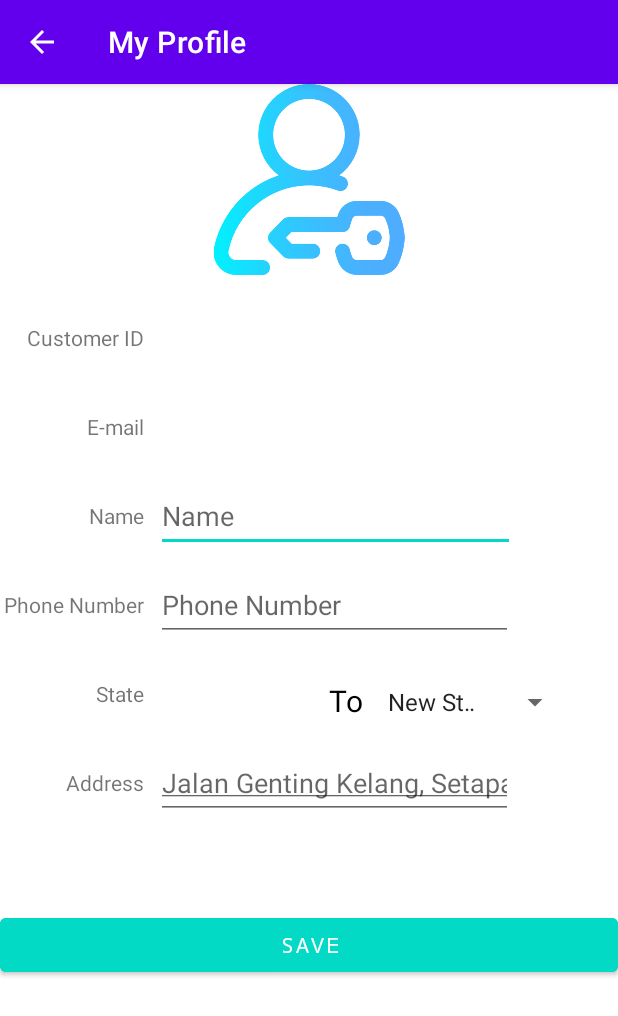
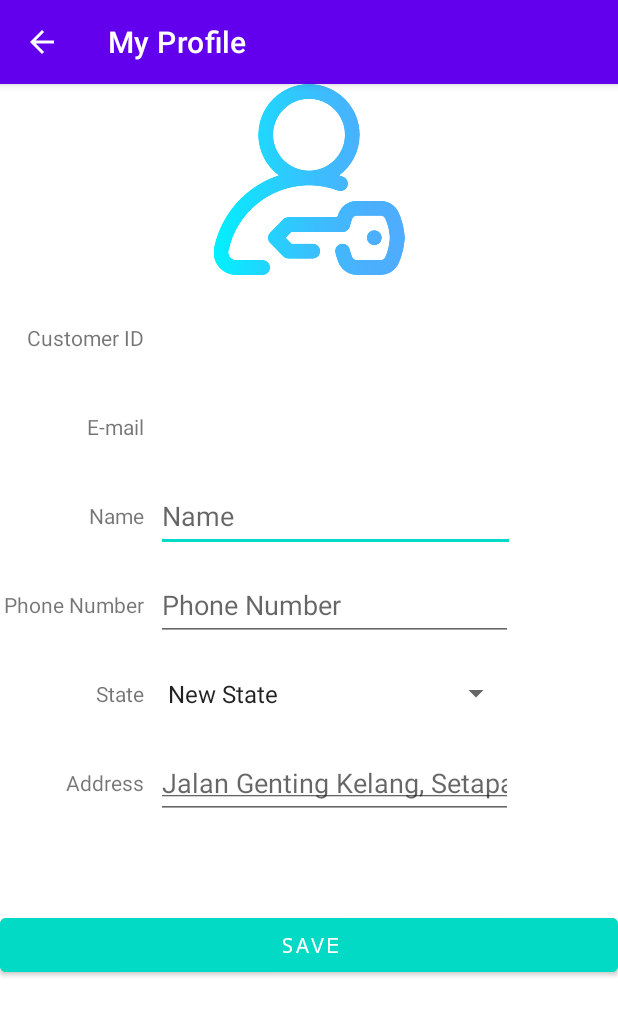
Before and after one commit to neokwey/MAD_Assignment, an Android app: the ProfileActivity screen opened directly, with no data from a screen before it, after a tap on an icon or button, on a phone screen of 412 x 824 dp. Shown: the top 1016 px of the screen. Run offline under Robolectric (Android 15) with nearby library versions, the phone set to English and light mode, and no system bars; our stand-ins replace Firebase (no records; nobody signed in at launch, a user with empty details on screens opened directly), Picasso; pictures from the network do not load; Roboto replaces fonts that are not available here.

Commit message:
done state spinner

```diff
--- a/app/src/main/java/my/edu/tarc/mad_assignment/DashBoardActivity.kt
+++ b/app/src/main/java/my/edu/tarc/mad_assignment/DashBoardActivity.kt
@@ -69,7 +69,7 @@ class DashBoardActivity : AppCompatActivity() {
             startActivity(intent)
         }
         binding.imgPayment.setOnClickListener{
-            val intent = Intent(this, PaymentActivity::class.java)
+            val intent = Intent(this, PaymentMenu::class.java)
             startActivity(intent)
         }
         binding.imgmyProfile.setOnClickListener{
--- a/app/src/main/java/my/edu/tarc/mad_assignment/ProfileActivity.kt
+++ b/app/src/main/java/my/edu/tarc/mad_assignment/ProfileActivity.kt
@@ -16,7 +16,9 @@ import android.provider.Settings
 import android.util.Log
 import android.view.View
 import android.view.Window
+import android.widget.ArrayAdapter
 import android.widget.LinearLayout
+import android.widget.Spinner
 import android.widget.Toast
 import androidx.activity.result.ActivityResultLauncher
 import androidx.activity.result.contract.ActivityResultContracts
@@ -46,11 +48,12 @@ class ProfileActivity : AppCompatActivity() {
     var uri1: Uri? = null
     lateinit var file: File
     var uID: String = ""
-    private lateinit var dowlImg_profile: String
+    private var dowlImg_profile: String? = null
     private lateinit var requestStoragePermissionLauncher: ActivityResultLauncher<String>
     private lateinit var galleryLauncher: ActivityResultLauncher<Intent>
     private val IMAGE_CAPTURE = 100
     private lateinit var  imageUri : Uri
+
 
     override fun onCreate(savedInstanceState: Bundle?) {
         super.onCreate(savedInstanceState)
@@ -81,10 +84,10 @@ class ProfileActivity : AppCompatActivity() {
                     binding.txtEmail1.setText(user!!.getEmail())
                     binding.txtPhone1.setText(user!!.getPhone())
                     binding.txtState1.setText(user!!.getState())
+                    //var existState = user!!.getState().toString().uppercase()
                     binding.txtName1.setText(user!!.getname())
                     binding.txtAddress1.setText(user!!.getAddress())
                     Picasso.get().load(user.getProfile()).into(binding.imageProfile2)
-
 
 
 
@@ -100,22 +103,31 @@ class ProfileActivity : AppCompatActivity() {
         })
 
         binding.txtState1.setOnClickListener{
-            binding.spinnerState1.isVisible = true
-            binding.tvTo.isVisible = true
+            binding.spinnerState1.visibility = View.VISIBLE
+            binding.tvTo.isVisible = false
+            binding.txtState1.visibility = View.GONE
 
         }
+
+        //stateOption = binding.spinnerEditState as Spinner
+
+       // var spinPosition = stateOption.
+
+       // val options = arrayOf("KEDAH","JOHOR","KELANTAN","MALACCA","PAHANG","PERAK","PERLIS","SABAH","SARAWAK","SELANGOR","PENANG","TERENGGANU","NEGERI SEMBILAN")
+//        val myAdap = stateOption.getAdapter()
+
+
 
         binding.btnSave.setOnClickListener{
             val name = binding.txtName1.text.toString()
             val phone = binding.txtPhone1.text.toString()
-            val state = binding.txtState1.text.toString()
+            //val state = binding.txtState1.text.toString()
             val state2 = binding.txtState1.text.toString().uppercase()
             val address = binding.txtAddress1.text.toString()
             val state1 = binding.spinnerState1.getSelectedItem().toString()
-            var stateArray = arrayOf("KEDAH","JOHOR","KELANTAN","MALACCA","PAHANG","PERAK","PERLIS","SABAH","SARAWAK","SELANGOR","PENANG","TERENGGANU","NEGERI SEMBILAN")
+            //val state :String = binding.spinnerEditState.getSelectedItem().toString()
 
-
-            if(name==""&&phone==""&&state==""&&address=="")
+            if(name==""&&phone==""&&address=="")
             {
                 Toast.makeText(this@ProfileActivity, "Please fill in the detail", Toast.LENGTH_LONG).show()
             }
@@ -127,9 +139,9 @@ class ProfileActivity : AppCompatActivity() {
             {
                 Toast.makeText(this@ProfileActivity, "Please insert phone number.", Toast.LENGTH_LONG).show()
             }
-            else if(state=="")
+            else if(state1=="New State")
             {
-                Toast.makeText(this@ProfileActivity, "Please insert state.", Toast.LENGTH_LONG).show()
+                Toast.makeText(this@ProfileActivity, "Please select state.", Toast.LENGTH_LONG).show()
             }
             else if(address=="")
             {
@@ -137,28 +149,31 @@ class ProfileActivity : AppCompatActivity() {
             }
             else
             {
-               /* for(item in stateArray)
-                {*/
+                if(dowlImg_profile == null)
+                {
+                    refUsers!!.child("name").setValue(name)
+                    refUsers!!.child("phone").setValue(phone)
+                    refUsers!!.child("state").setValue(state1)
+                    refUsers!!.child("address").setValue(address)
 
-                    if(!state2.equals("KEDAH")&&!state2.equals("JOHOR")&&!state2.equals("KELANTAN")&&!state2.equals("MALACCA")&&!state2.equals("PAHANG")
-                        &&!state2.equals("PERAK")&&!state2.equals("PERLIS")&&!state2.equals("SABAH")&&!state2.equals("SARAWAK")&&!state2.equals("SELANGOR")
-                        &&!state2.equals("PENANG")&&!state2.equals("TERENGGANU")&&!state2.equals("NEGERI SEMBILAN")&&!state2.equals("KUALA LUMPUR")) {
-                            Toast.makeText(this@ProfileActivity, "Please insert valid state.", Toast.LENGTH_LONG).show()
                 }
-                    else {
-
+                else
+                {
                     refUsers!!.child("name").setValue(name)
                     refUsers!!.child("phone").setValue(phone)
                     refUsers!!.child("state").setValue(state1)
                     refUsers!!.child("address").setValue(address)
                     refUsers!!.child("profile").setValue(dowlImg_profile)
 
+                }
+
+                Toast.makeText(this@ProfileActivity, dowlImg_profile.toString(),Toast.LENGTH_LONG).show()
 
                 Toast.makeText(this, "Successfully Updated", Toast.LENGTH_LONG).show()
                 val intent = Intent(this, DashBoardActivity::class.java)
                 startActivity(intent)
-                    }
-                /*}*/
+
+
             }
 
         }
--- a/app/src/main/java/my/edu/tarc/mad_assignment/ReferralActivity.kt
+++ b/app/src/main/java/my/edu/tarc/mad_assignment/ReferralActivity.kt
@@ -19,7 +19,6 @@ import com.google.zxing.WriterException
 import com.google.zxing.common.BitMatrix
 import com.google.zxing.qrcode.QRCodeWriter
 import my.edu.tarc.mad_assignment.databinding.ActivityReferralBinding
-import my.edu.tarc.mad_assignment.databinding.ActivityRewardBinding
 import java.lang.Exception
 
 class ReferralActivity : AppCompatActivity() {
--- a/app/src/main/res/layout/activity_profile.xml
+++ b/app/src/main/res/layout/activity_profile.xml
@@ -156,39 +156,36 @@
 
     <Spinner
         android:id="@+id/spinnerState1"
-        android:layout_width="130dp"
-        android:layout_height="33dp"
+        android:layout_width="237dp"
+        android:layout_height="35dp"
         android:layout_marginStart="8dp"
-        android:layout_marginTop="24dp"
         android:entries="@array/state_list1"
         android:visibility="invisible"
-        app:layout_constraintStart_toEndOf="@+id/tvTo"
-        app:layout_constraintTop_toBottomOf="@+id/txtPhone1"
+        app:layout_constraintBottom_toBottomOf="@+id/textView16"
+        app:layout_constraintStart_toEndOf="@+id/textView16"
+        app:layout_constraintTop_toTopOf="@+id/textView16"
         tools:ignore="SpeakableTextPresentCheck" />
 
     <TextView
         android:id="@+id/tvTo"
         android:layout_width="23dp"
         android:layout_height="33dp"
-        android:layout_marginTop="26dp"
         android:text="To"
         android:textColor="@color/black"
         android:textSize="20sp"
         android:visibility="invisible"
-        app:layout_constraintStart_toEndOf="@+id/txtState1"
-        app:layout_constraintTop_toBottomOf="@+id/txtPhone1" />
+        app:layout_constraintBottom_toBottomOf="parent"
+        app:layout_constraintEnd_toEndOf="parent" />
 
     <TextView
         android:id="@+id/txtState1"
-        android:layout_width="113dp"
-        android:layout_height="32dp"
-        android:layout_marginStart="10dp"
-        android:layout_marginEnd="1dp"
+        android:layout_width="237dp"
+        android:layout_height="31dp"
+        android:layout_marginStart="8dp"
 
         android:textColor="@color/black"
         android:textSize="18sp"
         app:layout_constraintBottom_toBottomOf="@+id/textView16"
-        app:layout_constraintEnd_toStartOf="@+id/tvTo"
         app:layout_constraintStart_toEndOf="@+id/textView16"
         app:layout_constraintTop_toTopOf="@+id/textView16"
         app:layout_constraintVertical_bias="0.0" />
--- a/app/src/main/res/values/colors.xml
+++ b/app/src/main/res/values/colors.xml
@@ -17,4 +17,5 @@
     <color name="statusBarColor">#211500</color>
     <color name="amountText">#CA6749</color>
     <color name="red">#FF0000</color>
+    <color name="main">#CC35E3</color>
 </resources>
```
Also changed, not shown: app/src/main/AndroidManifest.xml (+9 -5 lines), app/src/main/java/my/edu/tarc/mad_assignment/PaymentHistory.kt (added, +41 -0 lines), app/src/main/java/my/edu/tarc/mad_assignment/PaymentMenu.kt (added, +25 -0 lines), app/src/main/res/layout/activity_payment_history.xml (added, +9 -0 lines), app/src/main/res/layout/activity_payment_menu.xml (added, +51 -0 lines), app/src/main/res/drawable/history.png (added), app/src/main/res/drawable/pay.png (added). Lines whose indentation alone changed are shown as unchanged.
